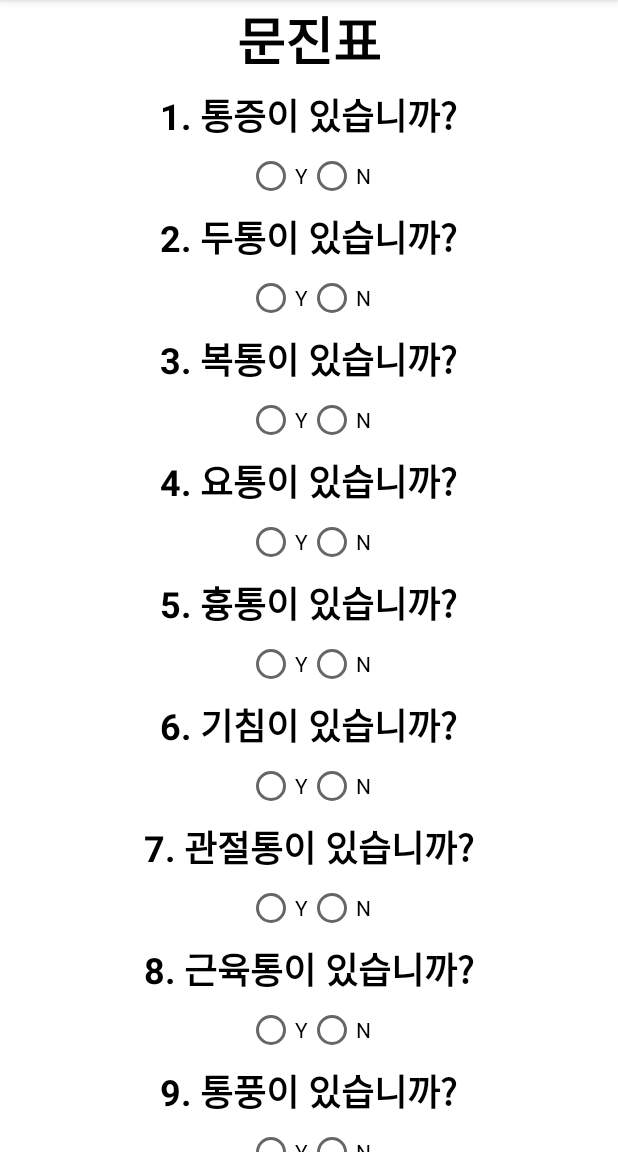
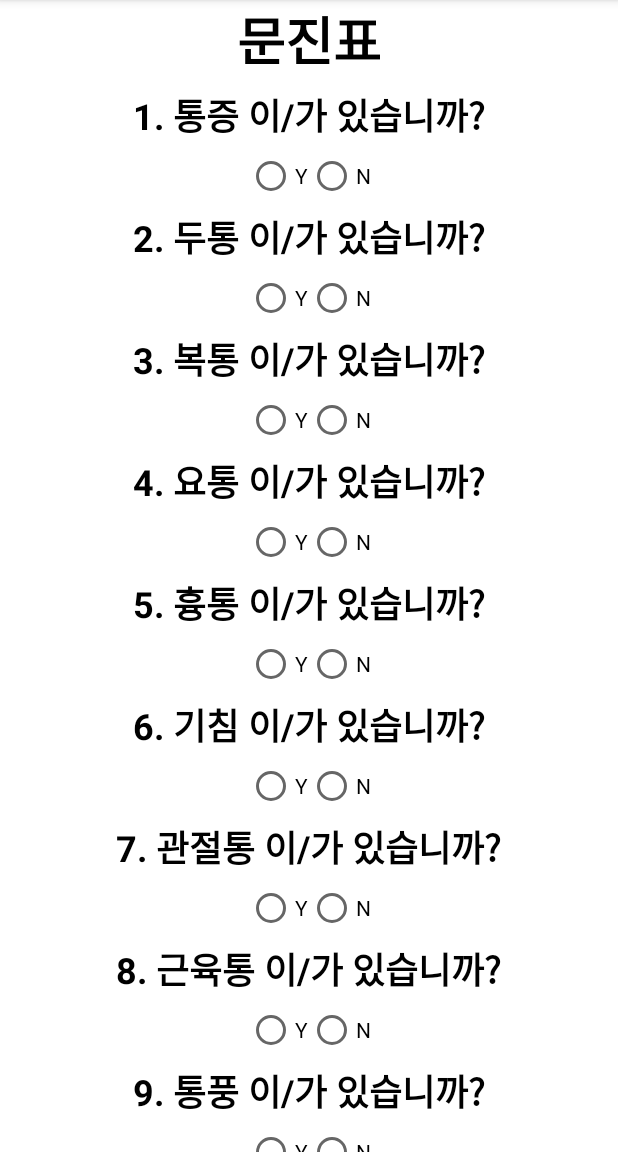
Before and after one commit to JunYong11/debg, an Android app: the questionActivity screen opened directly, with no data from a screen before it, on a phone screen of 412 x 824 dp, the part 84-1236 px from its top. Run offline under Robolectric (Android 15) with nearby library versions, the phone set to English and light mode, and no system bars.

Commit message:
2023-06-07
d

```diff
--- a/app/src/main/java/com/example/main/questionActivity.java
+++ b/app/src/main/java/com/example/main/questionActivity.java
@@ -24,12 +24,9 @@ import java.util.Map;
 
 public class questionActivity extends AppCompatActivity {
     String [] que = {"통증", "두통", "복통", "요통", "흉통", "기침", "관절통", "근육통", "통풍",
-            "생리통", "인후통", "부비동", "신경통", "관절염", "협심증",
-            "월경통", "골반 통증", "배뇨통", "빈뇨", "눈",
-            "코", "어깨", "목", "턱", "팔 통증", "손", "다리",
-            "소화불량", "호흡곤란", "변비", "설사", "구토",
-            "체중감소", "피로감", "발열", "오심", "두근거림", "당뇨", "고혈압",
-            "빈혈", "천식"};
+            "생리통", "인후통", "신경통", "관절염", "협심증",  "월경통", "배뇨통",  "빈뇨",
+            "소화불량", "호흡곤란", "변비", "설사", "구토", "체중감소", "피로감", "발열", "오심", "두근거림", "당뇨", "고혈압", "빈혈", "천식",
+            "부비동", "코", "어깨", "목", "팔", "손", "다리", "눈",  "골반"};
     int check = 0;
 
     TextView[] tvArr1;
@@ -102,7 +99,12 @@ public class questionActivity extends AppCompatActivity {
             tvArr1[i].setTextSize(24);
             tvArr1[i].setTextColor(Color.BLACK);
             tvArr1[i].setTypeface(null, Typeface.BOLD);
-            tvArr1[i].setText(numArr[i] + ". " + queArr[i] + "이 있습니까?");
+            if(i <= 30){
+                tvArr1[i].setText(numArr[i] + ". " + queArr[i] + " 이/가 있습니까?");
+            }
+            else{
+                tvArr1[i].setText(numArr[i] + ". " + queArr[i] + "에 이상이 있습니까?");
+            }
             rr.addView(tvArr1[i]);
             tt.addView(rgArr[i]);
             ll.addView(rr);
```
Also changed, not shown: 72 other files.
